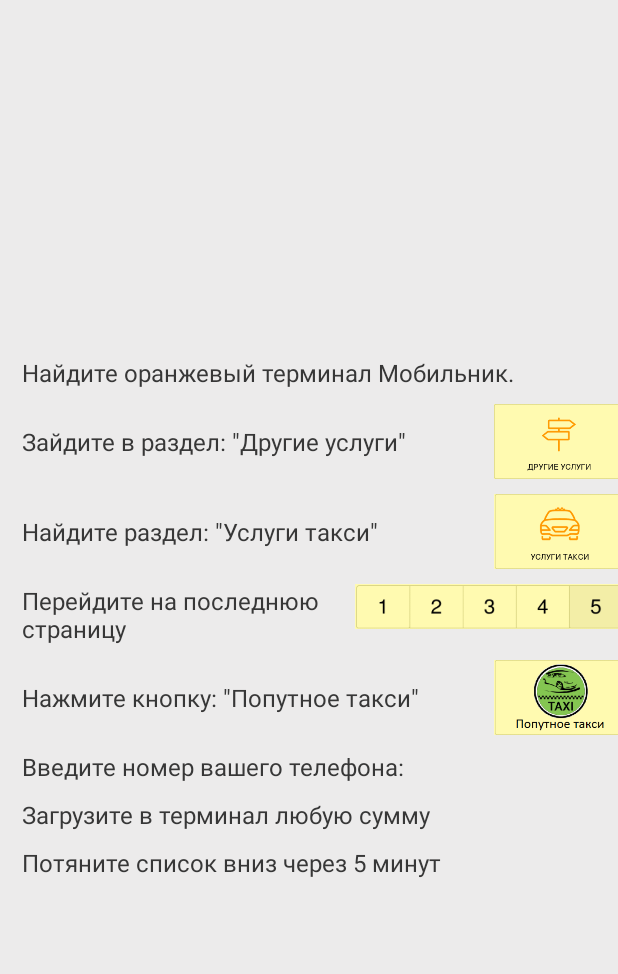
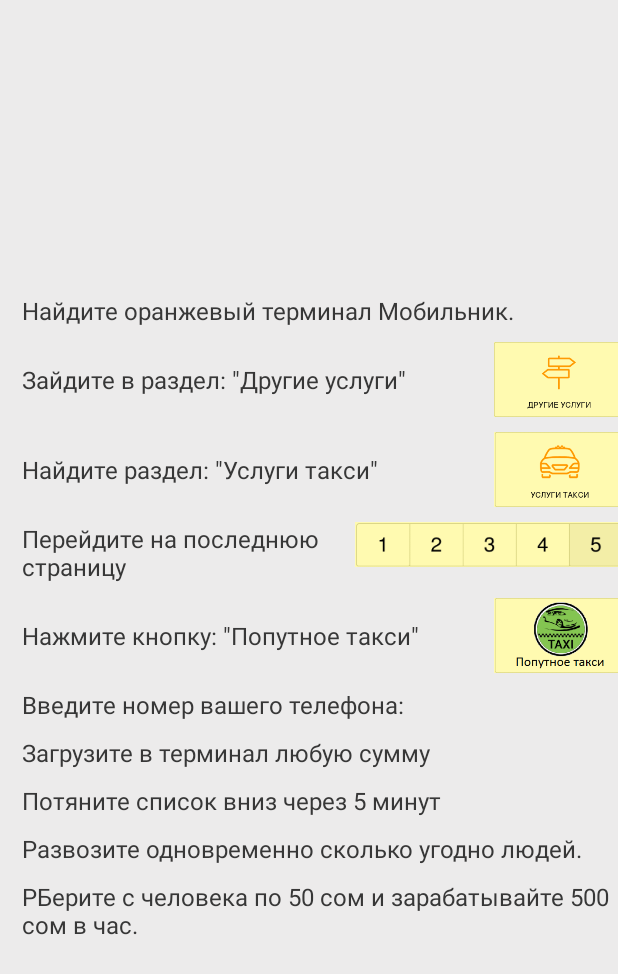
Before and after one commit to Slavcheg2107/TaxiDriverApp, an Android app: the layout replenish_balance_alert.xml on its own in the app's theme, with its tools: preview values and no code run, on a phone screen of 412 x 824 dp. Shown: the top 974 px of the screen. Run offline under Robolectric (Android 15) with nearby library versions, the phone set to English and light mode, and no system bars.

Commit message:
cahnge replenish balance window

```diff
--- a/app/src/main/java/jdroidcoder/ua/taxi_bishkek/activity/LoginActivity.java
+++ b/app/src/main/java/jdroidcoder/ua/taxi_bishkek/activity/LoginActivity.java
@@ -149,6 +149,6 @@ public class LoginActivity extends AppCompatActivity implements GoogleApiClient.
 
     @Subscribe
     public void onConnectionErrorEvent(ConnectionErrorEvent connectionErrorEvent) {
-        Snackbar.make(findViewById(R.id.sign_in_button), "Connection error", Snackbar.LENGTH_INDEFINITE).show();
+        Snackbar.make(findViewById(R.id.sign_in_button), "Подключите интернет", Snackbar.LENGTH_INDEFINITE).show();
     }
 }
--- a/app/src/main/res/layout/replenish_balance_alert.xml
+++ b/app/src/main/res/layout/replenish_balance_alert.xml
@@ -140,6 +140,23 @@
         android:textColor="#373737"
         android:textSize="16sp" />
 
+    <TextView
+        android:layout_width="match_parent"
+        android:layout_height="wrap_content"
+        android:layout_marginLeft="10dp"
+        android:layout_marginTop="10dp"
+        android:text="Развозите одновременно сколько угодно людей."
+        android:textColor="#373737"
+        android:textSize="16sp" />
+    <TextView
+        android:layout_width="match_parent"
+        android:layout_height="wrap_content"
+        android:layout_marginLeft="10dp"
+        android:layout_marginTop="10dp"
+        android:text="РБерите с человека по 50 сом и зарабатывайте 500 сом в час."
+        android:textColor="#373737"
+        android:textSize="16sp" />
+
     <!--<TextView-->
     <!--android:layout_width="match_parent"-->
     <!--android:layout_height="wrap_content"-->
```
